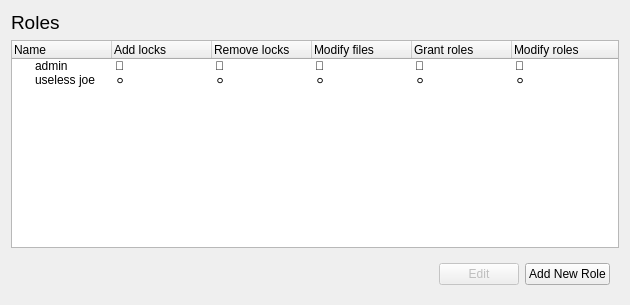
Qt form meg_runtime/ui/rolespanel.ui (ibedard16/Runtime) before a commit.
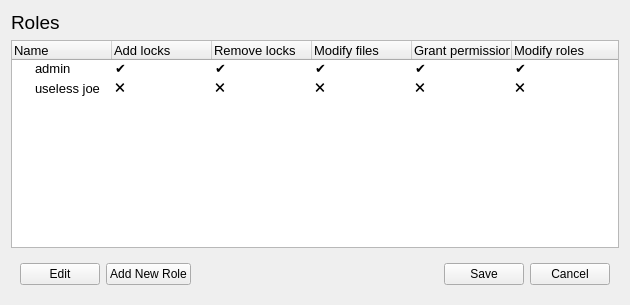
The same form after that commit.

Commit message:
Add repo to roles constructor | get actual list of roles for repo
I had to move the manage roles button from the header and add it to the repo list. I didn't realize the roles list would need to be repo-sensitive at first, but it needs to be.

Also, add logic to get the real list of roles from the repo. It's great - everything's working now!

Diff of the .ui file:
```diff
--- a/meg_runtime/ui/rolespanel.ui
+++ b/meg_runtime/ui/rolespanel.ui
@@ -28,6 +28,14 @@
    </item>
    <item>
     <widget class="QTreeWidget" name="roleList">
+     <property name="font">
+      <font>
+       <pointsize>10</pointsize>
+      </font>
+     </property>
+     <property name="cursor" stdset="0">
+      <cursorShape>ArrowCursor</cursorShape>
+     </property>
      <property name="uniformRowHeights">
       <bool>false</bool>
      </property>
@@ -53,7 +61,7 @@
      </column>
      <column>
       <property name="text">
-       <string>Grant roles</string>
+       <string>Grant permissions</string>
       </property>
      </column>
      <column>
@@ -66,19 +74,19 @@
        <string>admin</string>
       </property>
       <property name="text">
-       <string>🔵</string>
+       <string>✔</string>
       </property>
       <property name="text">
-       <string>🔵</string>
+       <string>✔</string>
       </property>
       <property name="text">
-       <string>🔵</string>
+       <string>✔</string>
       </property>
       <property name="text">
-       <string>🔵</string>
+       <string>✔</string>
       </property>
       <property name="text">
-       <string>🔵</string>
+       <string>✔</string>
       </property>
      </item>
      <item>
@@ -86,19 +94,19 @@
        <string>useless joe</string>
       </property>
       <property name="text">
-       <string>⚪</string>
+       <string>🗙</string>
       </property>
       <property name="text">
-       <string>⚪</string>
+       <string>🗙</string>
       </property>
       <property name="text">
-       <string>⚪</string>
+       <string>🗙</string>
       </property>
       <property name="text">
-       <string>⚪</string>
+       <string>🗙</string>
       </property>
       <property name="text">
-       <string>⚪</string>
+       <string>🗙</string>
       </property>
      </item>
     </widget>
@@ -112,6 +120,23 @@
       </size>
      </property>
      <layout class="QHBoxLayout" name="horizontalLayout">
+      <item>
+       <widget class="QPushButton" name="editButton">
+        <property name="enabled">
+         <bool>true</bool>
+        </property>
+        <property name="text">
+         <string>Edit</string>
+        </property>
+       </widget>
+      </item>
+      <item>
+       <widget class="QPushButton" name="addNewButton">
+        <property name="text">
+         <string>Add New Role</string>
+        </property>
+       </widget>
+      </item>
       <item>
        <spacer name="spacer">
         <property name="orientation">
@@ -126,19 +151,16 @@
        </spacer>
       </item>
       <item>
-       <widget class="QPushButton" name="editButton">
-        <property name="enabled">
-         <bool>false</bool>
-        </property>
+       <widget class="QPushButton" name="saveButton">
         <property name="text">
-         <string>Edit</string>
+         <string>Save</string>
         </property>
        </widget>
       </item>
       <item>
-       <widget class="QPushButton" name="addNewButton">
+       <widget class="QPushButton" name="pushButton_2">
         <property name="text">
-         <string>Add New Role</string>
+         <string>Cancel</string>
         </property>
        </widget>
       </item>
```
The commit also changes 5 other files.
